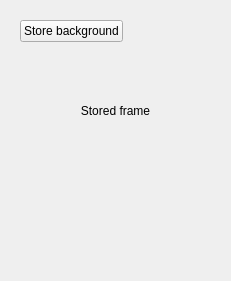
Above: Modules/modulebackgroundsettings.ui from mcharmas/TouchTracer before the change. Below: the same form after it.
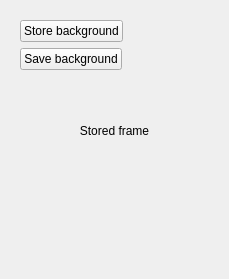
That is the form after the change.

```diff
--- a/Modules/modulebackgroundsettings.ui
+++ b/Modules/modulebackgroundsettings.ui
@@ -6,8 +6,8 @@
    <rect>
     <x>0</x>
     <y>0</y>
-    <width>231</width>
-    <height>281</height>
+    <width>229</width>
+    <height>279</height>
    </rect>
   </property>
   <property name="sizePolicy">
@@ -28,15 +28,15 @@
        <verstretch>0</verstretch>
       </sizepolicy>
      </property>
-     <layout class="QHBoxLayout" name="horizontalLayout">
-      <item>
+     <layout class="QFormLayout" name="formLayout">
+      <item row="0" column="0">
        <widget class="QPushButton" name="storeButton">
         <property name="text">
          <string>Store background</string>
         </property>
        </widget>
       </item>
-      <item>
+      <item row="0" column="1">
        <spacer name="horizontalSpacer">
         <property name="orientation">
          <enum>Qt::Horizontal</enum>
@@ -49,6 +49,26 @@
         </property>
        </spacer>
       </item>
+      <item row="1" column="1">
+       <spacer name="horizontalSpacer_2">
+        <property name="orientation">
+         <enum>Qt::Horizontal</enum>
+        </property>
+        <property name="sizeHint" stdset="0">
+         <size>
+          <width>40</width>
+          <height>20</height>
+         </size>
+        </property>
+       </spacer>
+      </item>
+      <item row="1" column="0">
+       <widget class="QPushButton" name="saveBackground">
+        <property name="text">
+         <string>Save background</string>
+        </property>
+       </widget>
+      </item>
      </layout>
     </widget>
    </item>
```
